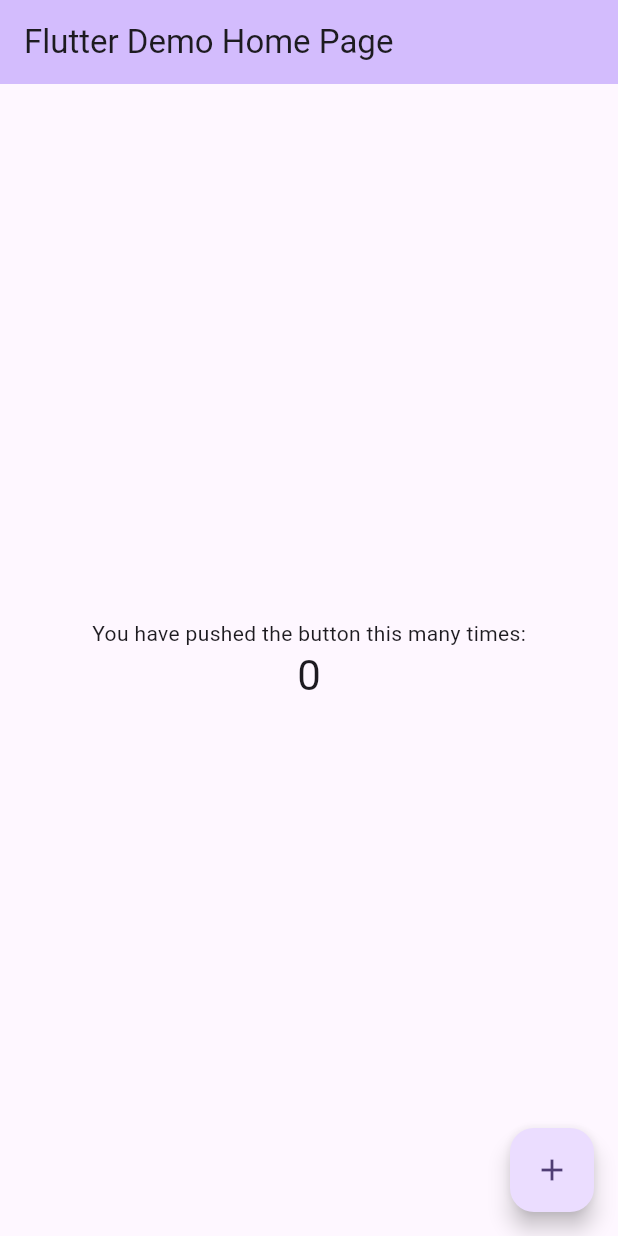
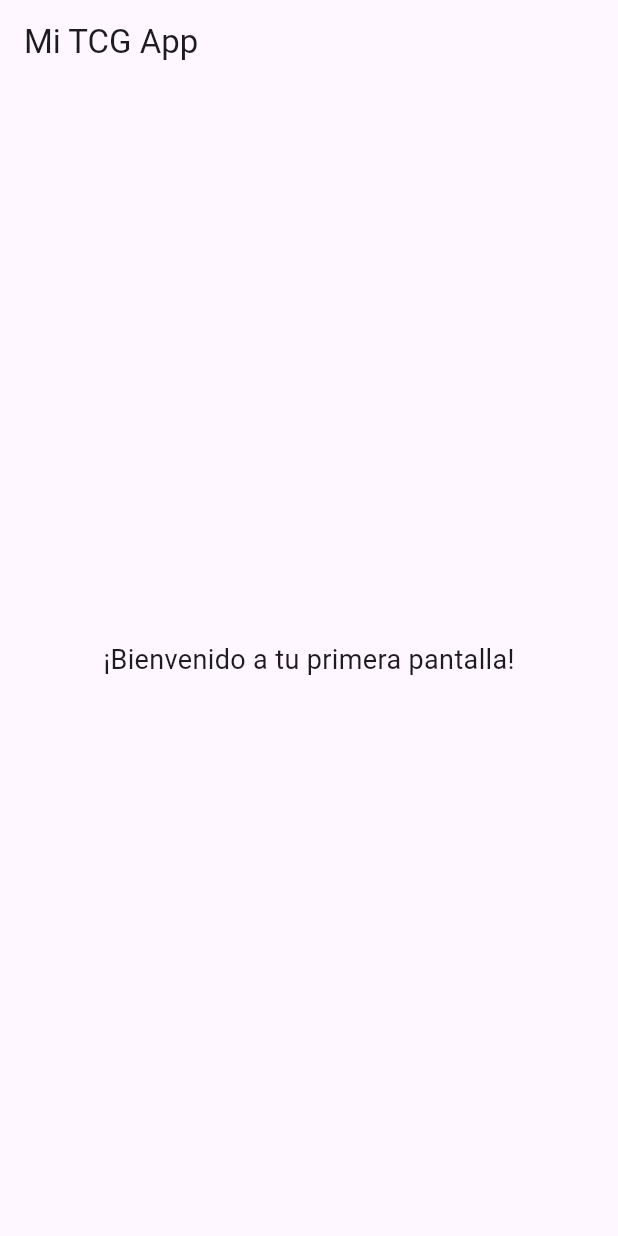
Before and after one commit to bherrerasantib/tcg_app, a Flutter app: the screen it shows after launch, on a phone screen of 412 x 824 dp. Run offline on Flutter 3.47's test engine with Material 3 defaults, Android fonts, the phone set to English and light mode, and no system bars; our stand-ins replace flutter_riverpod.

Commit message:
Mi primera pantalla

```diff
--- a/lib/main.dart
+++ b/lib/main.dart
@@ -1,122 +1,20 @@
 import 'package:flutter/material.dart';
+import 'package:flutter_riverpod/flutter_riverpod.dart';
+import 'package:tcg_app/screens/home_screen.dart';
 
 void main() {
-  runApp(const MyApp());
+  runApp(const ProviderScope(child: MyApp()));
 }
 
 class MyApp extends StatelessWidget {
   const MyApp({super.key});
 
-  // This widget is the root of your application.
   @override
   Widget build(BuildContext context) {
     return MaterialApp(
-      title: 'Flutter Demo',
-      theme: ThemeData(
-        // This is the theme of your application.
-        //
-        // TRY THIS: Try running your application with "flutter run". You'll see
-        // the application has a purple toolbar. Then, without quitting the app,
-        // try changing the seedColor in the colorScheme below to Colors.green
-        // and then invoke "hot reload" (save your changes or press the "hot
-        // reload" button in a Flutter-supported IDE, or press "r" if you used
-        // the command line to start the app).
-        //
-        // Notice that the counter didn't reset back to zero; the application
-        // state is not lost during the reload. To reset the state, use hot
-        // restart instead.
-        //
-        // This works for code too, not just values: Most code changes can be
-        // tested with just a hot reload.
-        colorScheme: ColorScheme.fromSeed(seedColor: Colors.deepPurple),
-      ),
-      home: const MyHomePage(title: 'Flutter Demo Home Page'),
+      title: 'TCG App',
+      theme: ThemeData(primarySwatch: Colors.blue),
+      home: const HomeScreen(),
     );
   }
 }
-
-class MyHomePage extends StatefulWidget {
-  const MyHomePage({super.key, required this.title});
-
-  // This widget is the home page of your application. It is stateful, meaning
-  // that it has a State object (defined below) that contains fields that affect
-  // how it looks.
-
-  // This class is the configuration for the state. It holds the values (in this
-  // case the title) provided by the parent (in this case the App widget) and
-  // used by the build method of the State. Fields in a Widget subclass are
-  // always marked "final".
-
-  final String title;
-
-  @override
-  State<MyHomePage> createState() => _MyHomePageState();
-}
-
-class _MyHomePageState extends State<MyHomePage> {
-  int _counter = 0;
-
-  void _incrementCounter() {
-    setState(() {
-      // This call to setState tells the Flutter framework that something has
-      // changed in this State, which causes it to rerun the build method below
-      // so that the display can reflect the updated values. If we changed
-      // _counter without calling setState(), then the build method would not be
-      // called again, and so nothing would appear to happen.
-      _counter++;
-    });
-  }
-
-  @override
-  Widget build(BuildContext context) {
-    // This method is rerun every time setState is called, for instance as done
-    // by the _incrementCounter method above.
-    //
-    // The Flutter framework has been optimized to make rerunning build methods
-    // fast, so that you can just rebuild anything that needs updating rather
-    // than having to individually change instances of widgets.
-    return Scaffold(
-      appBar: AppBar(
-        // TRY THIS: Try changing the color here to a specific color (to
-        // Colors.amber, perhaps?) and trigger a hot reload to see the AppBar
-        // change color while the other colors stay the same.
-        backgroundColor: Theme.of(context).colorScheme.inversePrimary,
-        // Here we take the value from the MyHomePage object that was created by
-        // the App.build method, and use it to set our appbar title.
-        title: Text(widget.title),
-      ),
-      body: Center(
-        // Center is a layout widget. It takes a single child and positions it
-        // in the middle of the parent.
-        child: Column(
-          // Column is also a layout widget. It takes a list of children and
-          // arranges them vertically. By default, it sizes itself to fit its
-          // children horizontally, and tries to be as tall as its parent.
-          //
-          // Column has various properties to control how it sizes itself and
-          // how it positions its children. Here we use mainAxisAlignment to
-          // center the children vertically; the main axis here is the vertical
-          // axis because Columns are vertical (the cross axis would be
-          // horizontal).
-          //
-          // TRY THIS: Invoke "debug painting" (choose the "Toggle Debug Paint"
-          // action in the IDE, or press "p" in the console), to see the
-          // wireframe for each widget.
-          mainAxisAlignment: MainAxisAlignment.center,
-          children: <Widget>[
-            const Text('You have pushed the button this many times:'),
-            Text(
-              '$_counter',
-              style: Theme.of(context).textTheme.headlineMedium,
-            ),
-          ],
-        ),
-      ),
-      floatingActionButton: FloatingActionButton(
-        onPressed: _incrementCounter,
-        tooltip: 'Increment',
-        child: const Icon(Icons.add),
-      ), // This trailing comma makes auto-formatting nicer for build methods.
-    );
-  }
-}
--- /dev/null
+++ b/lib/screens/home_screen.dart
@@ -0,0 +1,21 @@
+// lib/screens/home_screen.dart
+import 'package:flutter/material.dart';
+
+class HomeScreen extends StatelessWidget {
+  const HomeScreen({super.key});
+
+  @override
+  Widget build(BuildContext context) {
+    return Scaffold(
+      appBar: AppBar(
+        title: const Text('Mi TCG App'),
+      ),
+      body: const Center(
+        child: Text(
+          '¡Bienvenido a tu primera pantalla!',
+          style: TextStyle(fontSize: 18),
+        ),
+      ),
+    );
+  }
+}
--- a/pubspec.yaml
+++ b/pubspec.yaml
@@ -30,6 +30,8 @@ environment:
 dependencies:
   flutter:
     sdk: flutter
+  flutter_riverpod: ^2.4.0
+
 
   # The following adds the Cupertino Icons font to your application.
   # Use with the CupertinoIcons class for iOS style icons.
```
Also changed, not shown: pubspec.lock.
